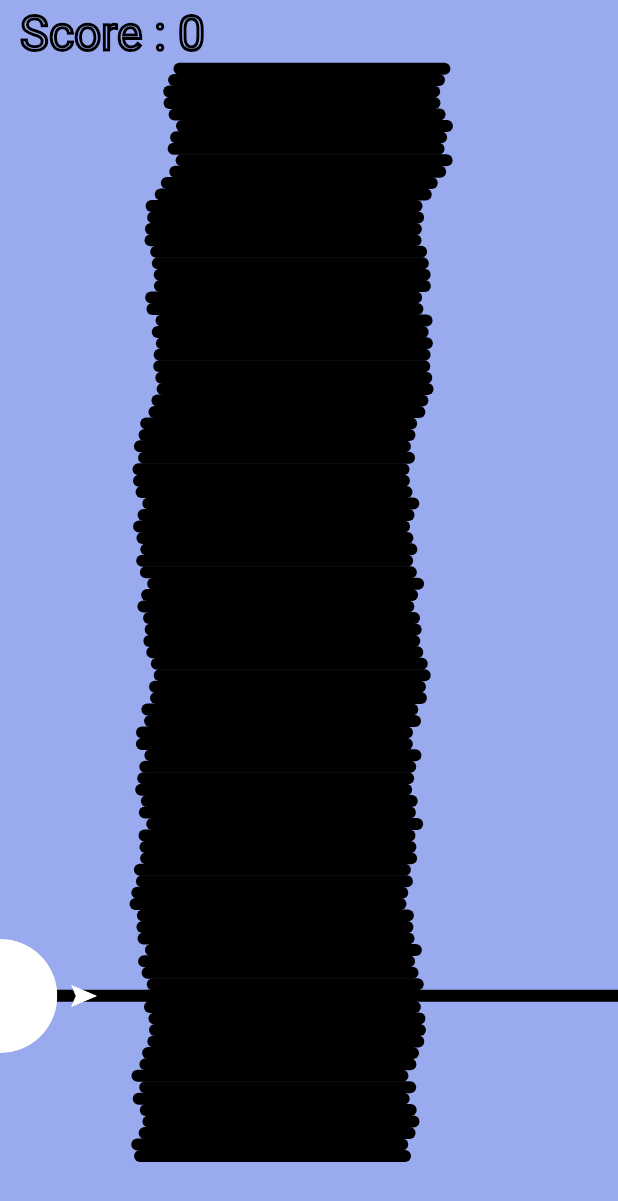
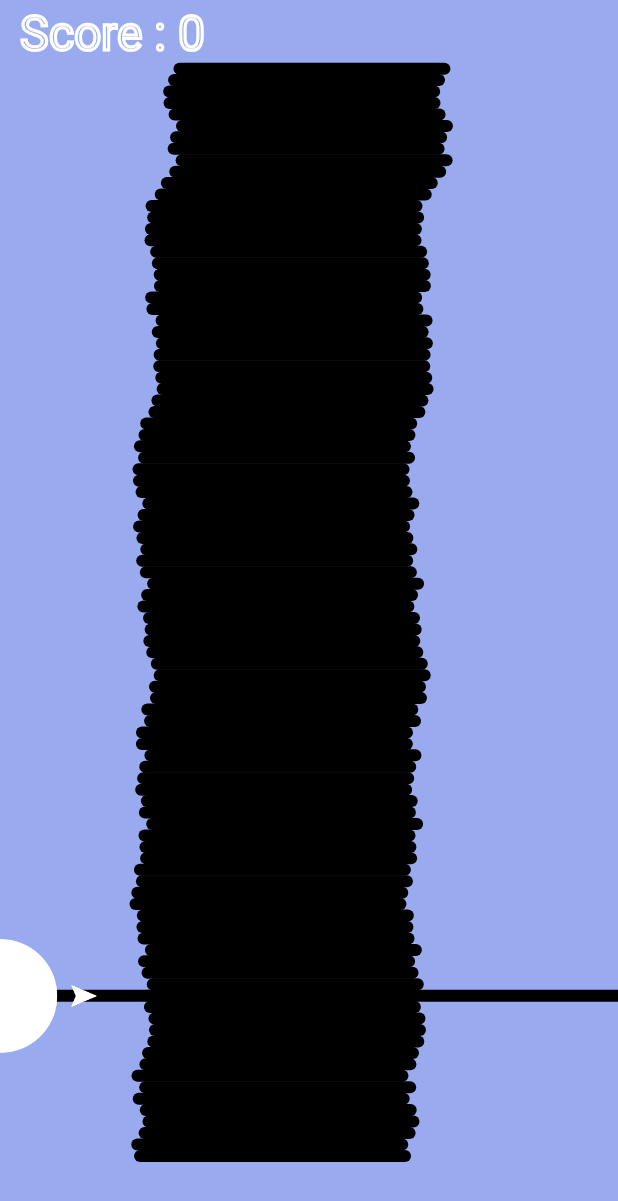
Before and after one commit to VincentDubois/musicgame, an Android app: the screen it shows after launch (MainActivity), on a phone screen of 412 x 824 dp. Shown: the top 1201 px of the screen. Run offline under Robolectric (Android 15) with nearby library versions, the phone set to English and light mode, and no system bars.

Commit message:
Travail sur les murs, changement couleur

```diff
--- a/app/src/main/java/fr/univartois/iutlens/mmi/web2/musicgame/GameView.java
+++ b/app/src/main/java/fr/univartois/iutlens/mmi/web2/musicgame/GameView.java
@@ -98,7 +98,7 @@ public class GameView extends View implements View.OnTouchListener {
         scorePaint = new Paint();
 //        scorePaint.setAntiAlias(true);
         scorePaint.setStyle(Paint.Style.STROKE);
-        scorePaint.setColor(0xff000000 );
+        scorePaint.setColor(0xffffffff );
 
         scorePaint.setStrokeWidth(3);
         scorePaint.setTextSize(48);
```
